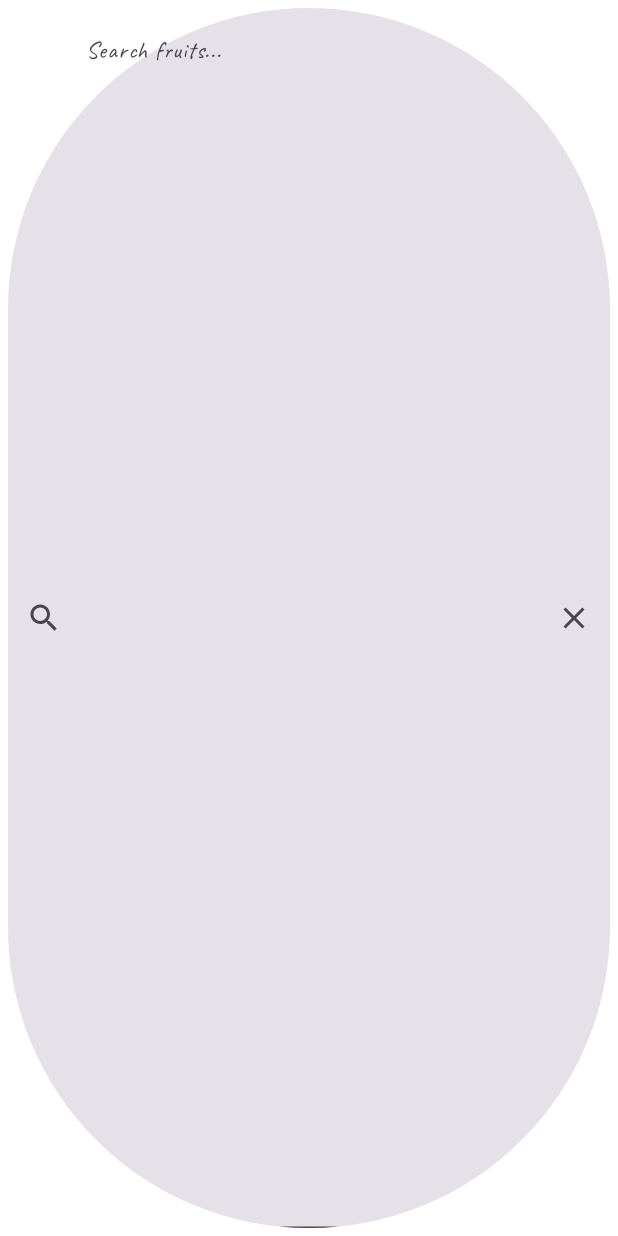
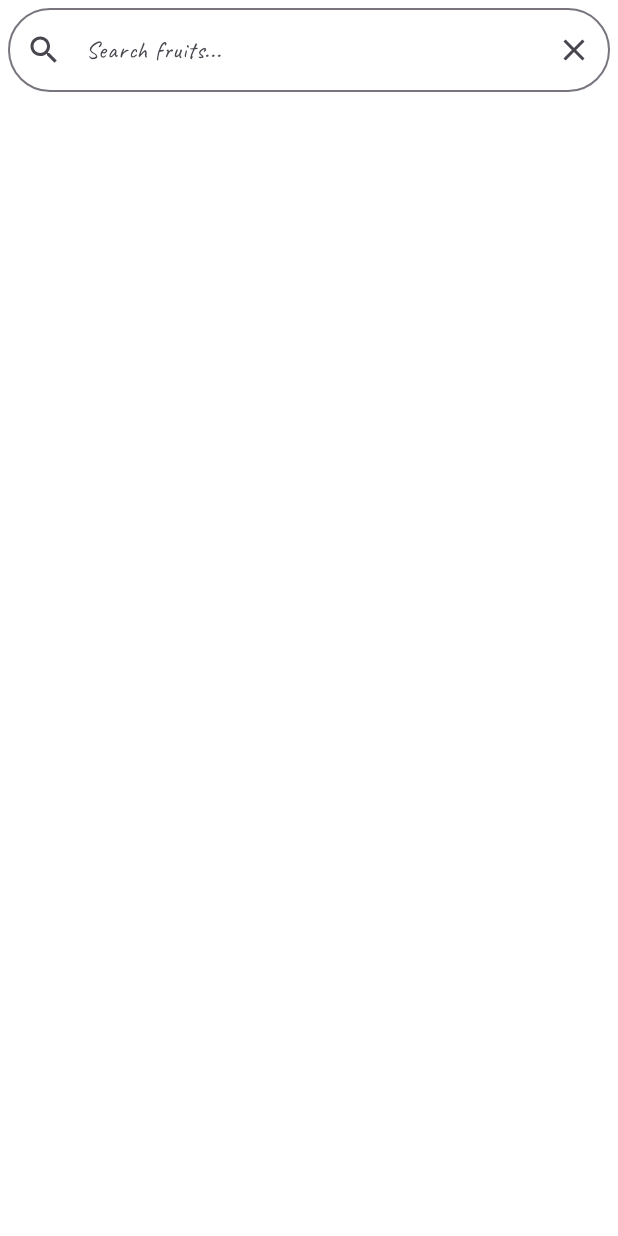
Before and after one commit to dorrin-sot/IchigoApp, an Android app built with Jetpack Compose: the composable CustomSearchbar called with empty values, on a phone screen of 412 x 824 dp. Run offline under Robolectric (Android 15) with nearby library versions, the phone set to English and light mode, and no system bars; 1 statement that could not run was skipped.

Commit message:
move search bar to beneath topbar

```diff
--- a/app/src/main/java/com/example/jikanapp/view/CustomSearchbar.kt
+++ b/app/src/main/java/com/example/jikanapp/view/CustomSearchbar.kt
@@ -1,17 +1,24 @@
 package com.example.jikanapp.view
 
-import androidx.compose.foundation.layout.fillMaxSize
+import androidx.compose.foundation.layout.fillMaxWidth
 import androidx.compose.foundation.layout.padding
+import androidx.compose.foundation.layout.wrapContentHeight
 import androidx.compose.foundation.shape.RoundedCornerShape
 import androidx.compose.material.icons.Icons
 import androidx.compose.material.icons.filled.Close
 import androidx.compose.material.icons.filled.Search
+import androidx.compose.material3.ColorScheme
 import androidx.compose.material3.Icon
 import androidx.compose.material3.IconButton
+import androidx.compose.material3.OutlinedTextField
+import androidx.compose.material3.OutlinedTextFieldDefaults
 import androidx.compose.material3.Text
 import androidx.compose.material3.TextField
+import androidx.compose.material3.TextFieldColors
+import androidx.compose.material3.TextFieldDefaults
 import androidx.compose.runtime.Composable
 import androidx.compose.ui.Modifier
+import androidx.compose.ui.graphics.Color
 import androidx.compose.ui.unit.dp
 import androidx.compose.ui.zIndex
 
@@ -20,20 +27,25 @@ fun CustomSearchbar(
   value: String?,
   onValueChange: (String?) -> Unit,
 ) {
-  TextField(
+  OutlinedTextField(
     value = value ?: "",
     onValueChange = onValueChange,
     modifier = Modifier
       .zIndex(10f)
       .padding(5.dp)
-      .fillMaxSize(),
+      .wrapContentHeight()
+      .fillMaxWidth(),
     shape = RoundedCornerShape(100),
     placeholder = { Text("Search fruits...") },
     leadingIcon = { Icon(Icons.Default.Search, "Search") },
     trailingIcon = {
-      IconButton(onClick = { onValueChange(null) }) {
+      IconButton(onClick = { onValueChange("") }) {
         Icon(Icons.Default.Close, "Close Search")
       }
     },
+    colors = OutlinedTextFieldDefaults.colors().copy(
+      unfocusedContainerColor = Color.White.copy(alpha = .9f),
+      focusedContainerColor = Color.White,
+    )
   )
 }
--- a/app/src/main/java/com/example/jikanapp/viewmodel/FruitsListViewModel.kt
+++ b/app/src/main/java/com/example/jikanapp/viewmodel/FruitsListViewModel.kt
@@ -30,7 +30,6 @@ class FruitsListViewModel @Inject constructor(
   fun search(query: String?) {
     searchJob?.cancel()
     searchJob = viewModelScope.launch {
-//      delay(5000)
       println("Searching for '$query'")
       repository.search(query)
     }
```
Also changed, not shown: app/src/main/java/com/example/jikanapp/MainActivity.kt (+32 -15 lines).
